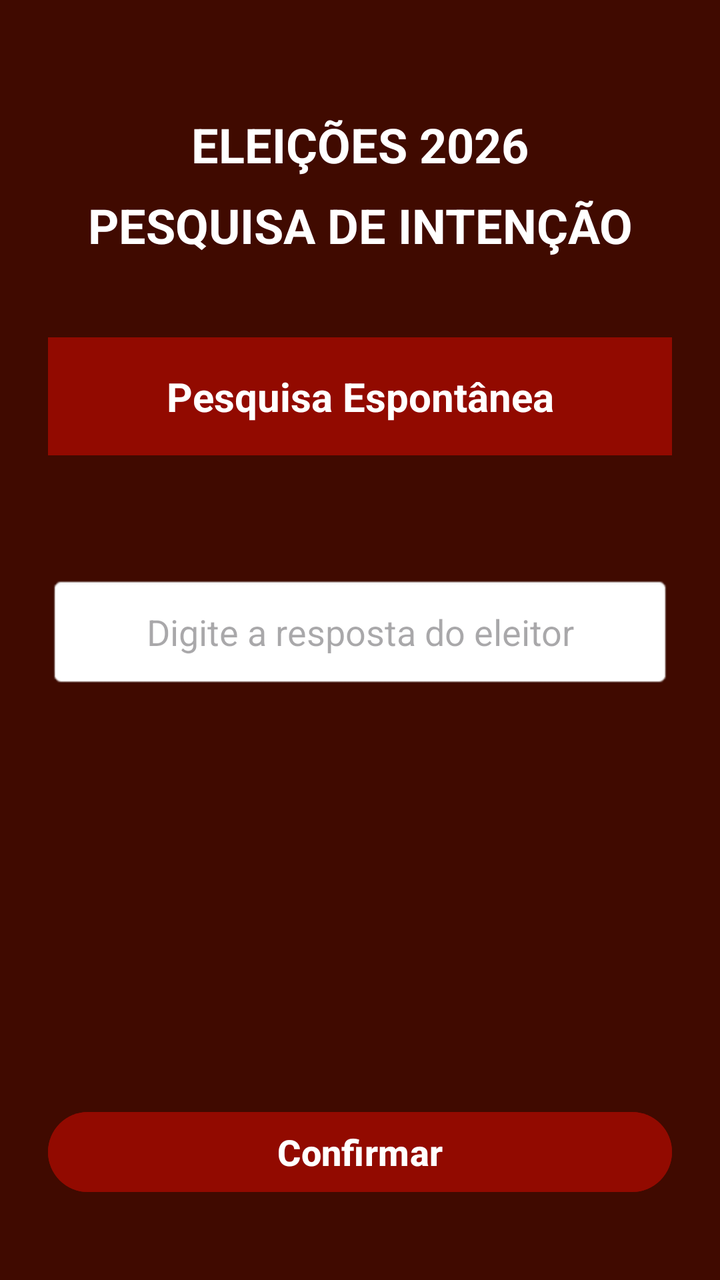
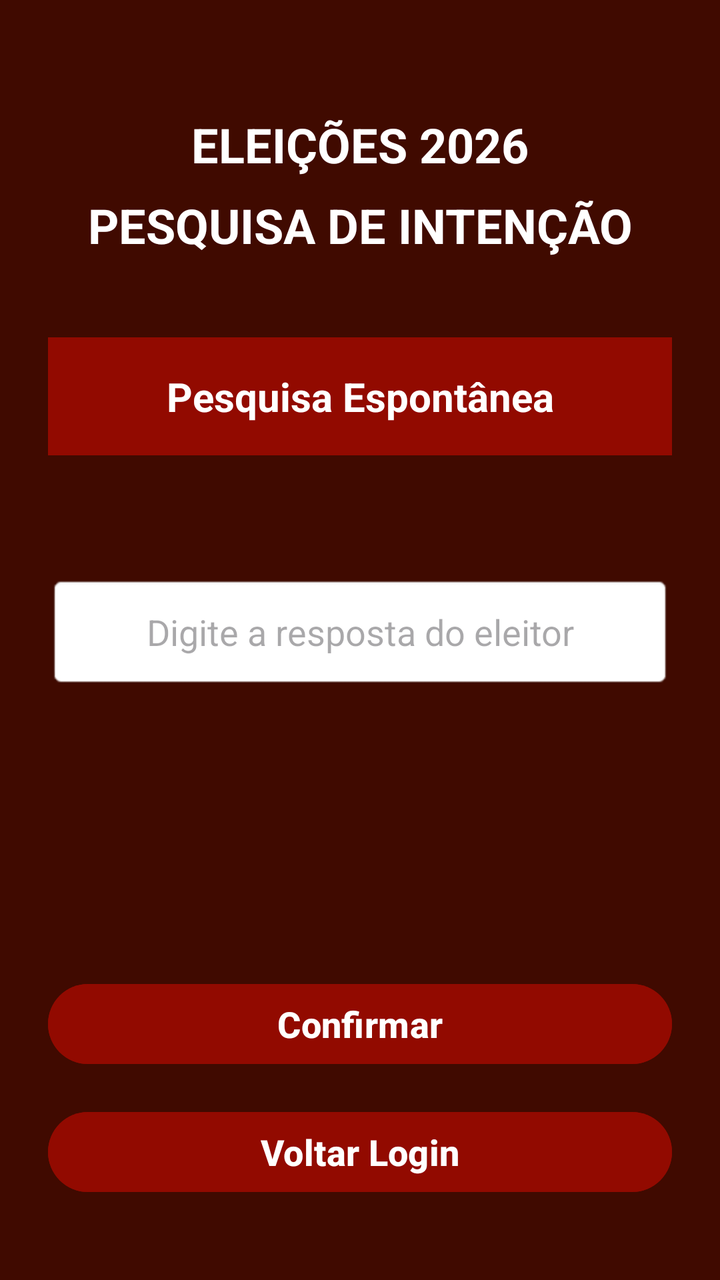

Compare the two renders of this Android layout. The source of the first and the diff that turns it into the second are given below.
<!-- AndroidManifest.xml: application theme Theme.SistemaEleicaoP1 -->
<!-- res/layout/activity_espontanea.xml -->
<?xml version="1.0" encoding="utf-8"?>
<LinearLayout xmlns:android="http://schemas.android.com/apk/res/android"
    xmlns:tools="http://schemas.android.com/tools"
    android:layout_width="match_parent"
    android:layout_height="match_parent"
    android:background="#400A00"
    android:backgroundTint="#400A00"
    android:gravity="center_horizontal"
    android:orientation="vertical"
    android:padding="24dp"
    tools:context=".Espontanea">

    <TextView
        android:layout_width="wrap_content"
        android:layout_height="wrap_content"
        android:layout_marginTop="32dp"
        android:text="ELEIÇÕES 2026"
        android:textColor="#FFFFFF"
        android:textSize="24sp"
        android:textStyle="bold" />

    <TextView
        android:layout_width="wrap_content"
        android:layout_height="wrap_content"
        android:layout_marginTop="8dp"
        android:text="PESQUISA DE INTENÇÃO"
        android:textAlignment="center"
        android:textColor="#FFFFFF"
        android:textSize="24sp"
        android:textStyle="bold" />

    <TextView
        android:layout_width="match_parent"
        android:layout_height="wrap_content"
        android:layout_marginTop="40dp"
        android:background="#920A00"
        android:padding="16dp"
        android:text="Pesquisa Espontânea"
        android:textAlignment="center"
        android:textColor="#FFFFFF"
        android:textSize="20sp"
        android:textStyle="bold" />

    <EditText
        android:id="@+id/etCandidato"
        android:layout_width="match_parent"
        android:layout_height="wrap_content"
        android:layout_marginTop="60dp"
        android:background="@android:drawable/editbox_background"
        android:hint="Digite a resposta do eleitor"
        android:inputType="text"
        android:padding="16dp"
        android:textAlignment="center" />

    <Space
        android:layout_width="match_parent"
        android:layout_height="0dp"
        android:layout_weight="1" />

    <Button
        android:id="@+id/btnConfirmar"
        android:layout_width="match_parent"
        android:layout_height="wrap_content"
        android:layout_marginBottom="16dp"
        android:backgroundTint="#920A00"
        android:text="Confirmar"
        android:textColor="#FFFFFF"
        android:textSize="18sp"
        android:textStyle="bold" />

</LinearLayout>
<!-- resources referenced by this layout -->
<resources>
  <style name="Theme.SistemaEleicaoP1" parent="Base.Theme.SistemaEleicaoP1" />
  <style name="Base.Theme.SistemaEleicaoP1" parent="Theme.Material3.DayNight.NoActionBar">
          
          
      </style>
</resources>

<!-- the commit's change to res/layout/activity_espontanea.xml (unified diff, before → after) -->
@@ -68,4 +68,15 @@
         android:textSize="18sp"
         android:textStyle="bold" />
 
+    <Button
+        android:id="@+id/btnVoltarLogin"
+        android:layout_width="match_parent"
+        android:layout_height="wrap_content"
+        android:layout_marginBottom="16dp"
+        android:backgroundTint="#920A00"
+        android:text="Voltar Login"
+        android:textColor="#FFFFFF"
+        android:textSize="18sp"
+        android:textStyle="bold" />
+
 </LinearLayout>
